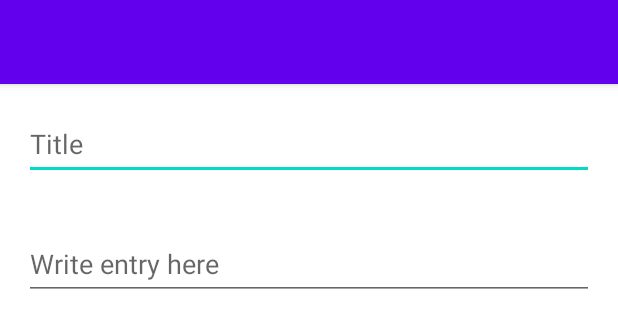
After one commit to Kasper-S-Jensen/beFreed, an Android app: the layout add_note_fragment.xml on its own in the app's theme, with its tools: preview values and no code run, on a phone screen of 412 x 824 dp. The commit adds this screen. Shown: the top 328 px of the screen. Run offline under Robolectric (Android 15) with nearby library versions, the phone set to English and light mode, and no system bars.

Commit message:
added addnote page

```diff
--- a/app/build.gradle
+++ b/app/build.gradle
@@ -44,6 +44,8 @@ dependencies {
     implementation 'androidx.navigation:navigation-fragment-ktx:2.4.1'
     implementation 'androidx.navigation:navigation-ui-ktx:2.4.1'
     implementation 'androidx.legacy:legacy-support-v4:1.0.0'
+    implementation 'androidx.lifecycle:lifecycle-livedata-ktx:2.4.1'
+    implementation 'androidx.lifecycle:lifecycle-viewmodel-ktx:2.4.1'
     testImplementation 'junit:junit:4.13.2'
     androidTestImplementation 'androidx.test.ext:junit:1.1.3'
     androidTestImplementation 'androidx.test.espresso:espresso-core:3.4.0'
--- /dev/null
+++ b/app/src/main/res/layout/add_note_fragment.xml
@@ -0,0 +1,35 @@
+<?xml version="1.0" encoding="utf-8"?>
+<LinearLayout xmlns:android="http://schemas.android.com/apk/res/android"
+    xmlns:tools="http://schemas.android.com/tools"
+    android:layout_width="match_parent"
+    android:layout_height="match_parent"
+    android:orientation="vertical"
+
+    tools:context=".ui.Journal.AddNoteFragment">
+
+    <androidx.appcompat.widget.Toolbar
+        android:id="@+id/add_note_toolbar"
+        android:layout_width="match_parent"
+        style="@style/Widget.MaterialComponents.Toolbar.Primary"
+        android:layout_height="?attr/actionBarSize" />
+
+    <EditText
+        android:id="@+id/add_note_title"
+        android:minHeight="48dp"
+        android:layout_width="match_parent"
+        android:layout_height="wrap_content"
+        android:layout_margin="16dp"
+        android:hint="Title"
+        android:inputType="text" />
+
+    <EditText
+        android:id="@+id/add_note_text"
+        android:minHeight="48dp"
+        android:layout_width="match_parent"
+        android:layout_height="wrap_content"
+        android:layout_margin="16dp"
+        android:hint="Write entry here"
+        android:inputType="textMultiLine" />
+
+
+</LinearLayout>
```
Also changed, not shown: app/src/main/java/io/github/KasperSJensen/beFreed/ui/Journal/AddNoteFragment.kt (added, +84 -0 lines), app/src/main/java/io/github/KasperSJensen/beFreed/ui/Journal/AddNoteViewModel.kt (added, +20 -0 lines), app/src/main/java/io/github/KasperSJensen/beFreed/ui/Journal/JournalOverviewFragment.kt (+5 -8 lines), app/src/main/res/drawable/ic_add.xml (added, +10 -0 lines), app/src/main/res/drawable/ic_close.xml (added, +10 -0 lines), app/src/main/res/drawable/ic_save.xml (added, +10 -0 lines), app/src/main/res/layout/fragment_journal_overview.xml (+4 -5 lines), app/src/main/res/menu/add_note_menu.xml (added, +11 -0 lines), app/src/main/res/navigation/nav_mgr.xml (+7 -2 lines).
